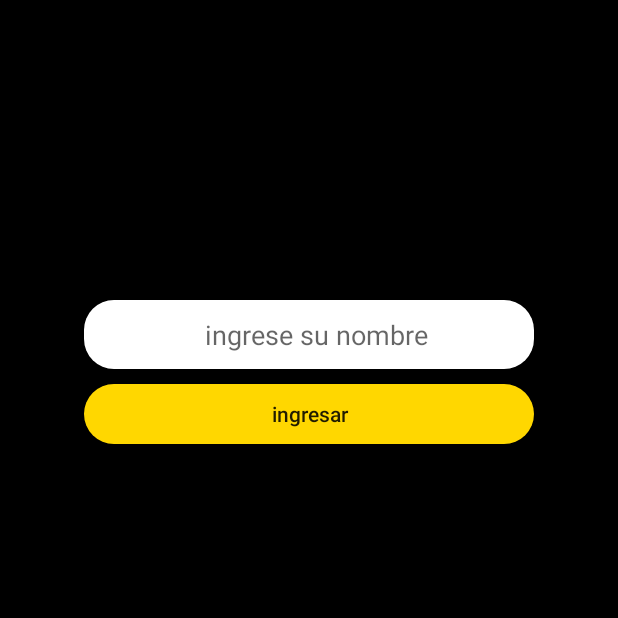
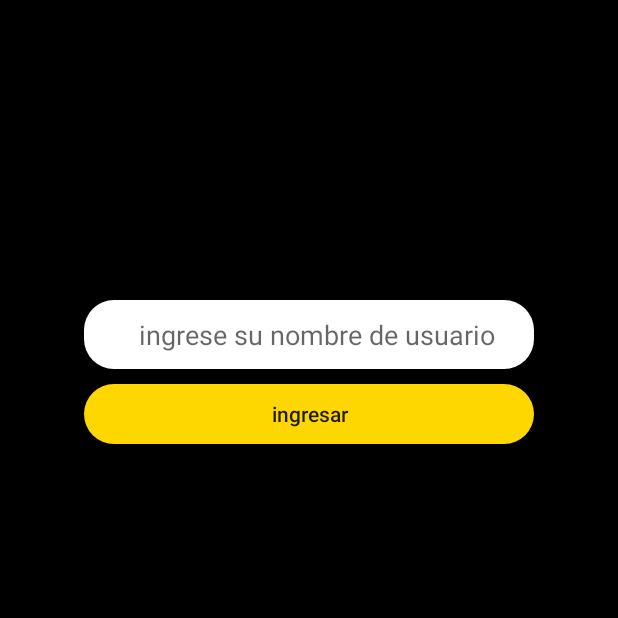
Before and after one commit to Claud-dws/Intent, an Android app: the screen it shows after launch (MainActivity), on a phone screen of 412 x 824 dp, the top half of it. Run offline under Robolectric (Android 15) with nearby library versions, the phone set to English and light mode, and no system bars.

Commit message:
cambio de hint

```diff
--- a/app/src/main/res/layout/activity_main.xml
+++ b/app/src/main/res/layout/activity_main.xml
@@ -16,7 +16,7 @@
         android:autofillHints=""
         android:gravity="center"
         android:background="@drawable/edit_round"
-        android:hint="ingrese su nombre"
+        android:hint="ingrese su nombre de usuario"
         android:inputType="textPersonName"
         android:paddingLeft="10dp"
         android:selectAllOnFocus="false"
```
